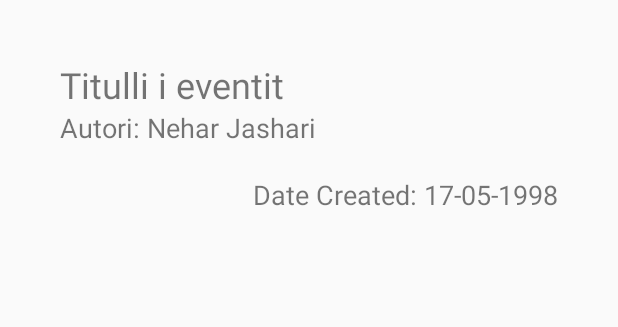
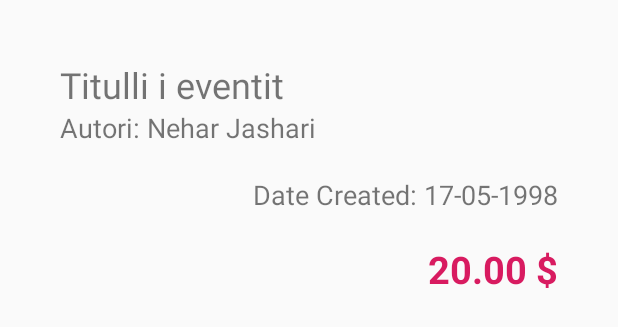
Before and after one commit to neharjashari/eTickets, an Android app: the layout event_row_layout.xml on its own in the app's theme, with its tools: preview values and no code run, on a phone screen of 412 x 824 dp. Shown: the top 327 px of the screen. Run offline under Robolectric (Android 15) with nearby library versions, the phone set to English and light mode, and no system bars.

Commit message:
Updating the main page, did some styling on the event row layout.

```diff
--- a/app/src/main/res/layout/event_row_layout.xml
+++ b/app/src/main/res/layout/event_row_layout.xml
@@ -35,6 +35,18 @@
         android:text="Date Created: 17-05-1998"
         android:layout_marginTop="20dp"/>
 
+    <TextView
+        android:layout_width="wrap_content"
+        android:layout_height="wrap_content"
+        android:textSize="25sp"
+        android:id="@+id/tvÇmimi"
+        app:layout_constraintRight_toRightOf="parent"
+        app:layout_constraintTop_toBottomOf="@id/tvDateCreated"
+        android:text="20.00 $"
+        android:textStyle="bold"
+        android:textColor="@color/colorAccent"
+        android:layout_marginTop="20dp"/>
+
 
 
     <!--<TextView-->
```
Also changed, not shown: app/src/main/java/com/projektifiek/etickets/QRCode.java (+0 -45 lines), app/src/main/res/layout/activity_main.xml (+13 -1 lines).
